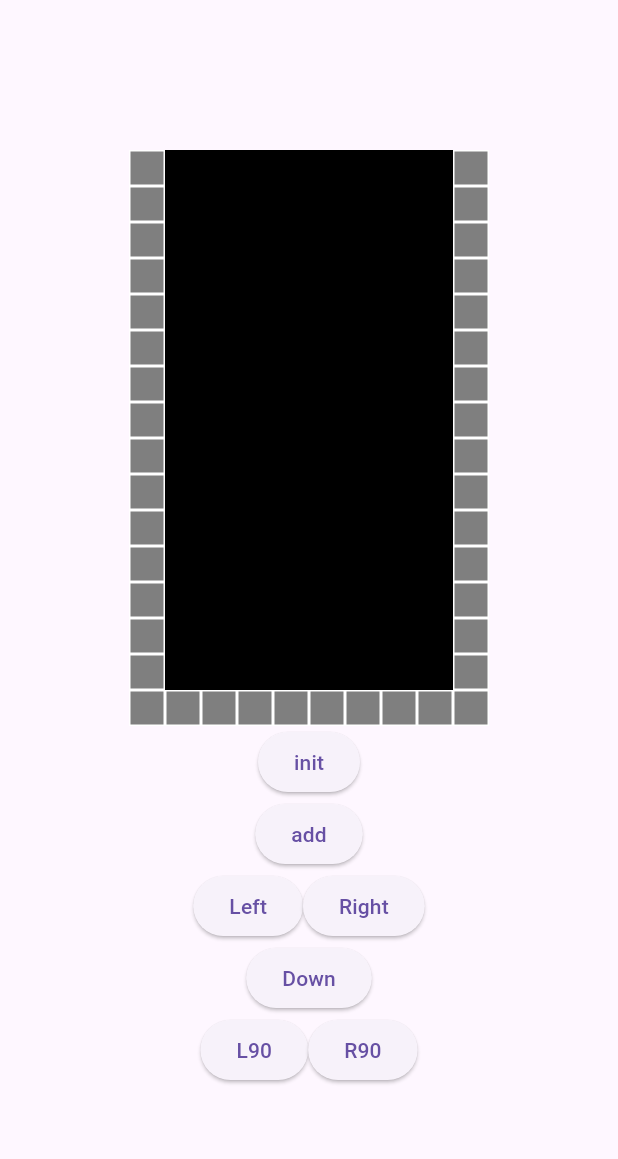
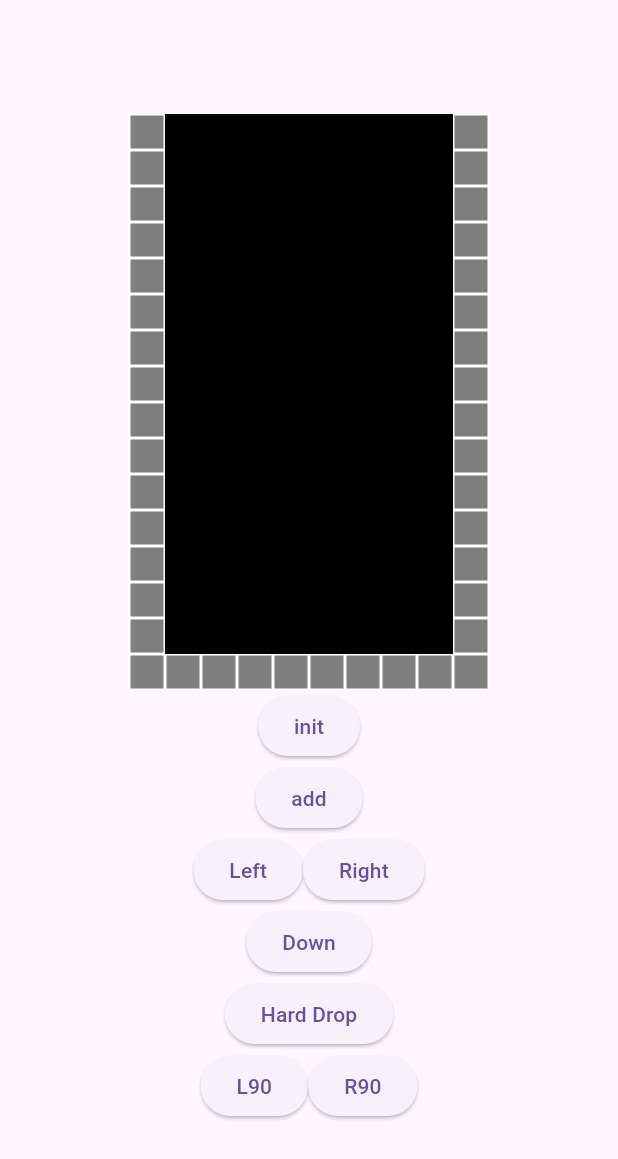
Before and after one commit to Umigishi-Aoi/flutter_tetris, a Flutter app: the screen it shows after launch, on a phone screen of 412 x 824 dp. Shown: the top 1159 px of the screen. Run offline on Flutter 3.47's test engine with Material 3 defaults, Android fonts, the phone set to English and light mode, and no system bars; our stand-ins replace freezed_annotation.

Commit message:
add hard drop button

```diff
--- a/lib/flutter_tetris.dart
+++ b/lib/flutter_tetris.dart
@@ -262,6 +262,14 @@ class _FlutterTetrisState extends State<FlutterTetris> {
                 onPressed: down,
                 child: const Text('Down'),
               ),
+              ElevatedButton(
+                onPressed: () {
+                  for (var i = 0; i < verticalBlockNumber * 2; i++) {
+                    down();
+                  }
+                },
+                child: const Text('Hard Drop'),
+              ),
               Row(
                 mainAxisAlignment: MainAxisAlignment.center,
                 children: [
```
